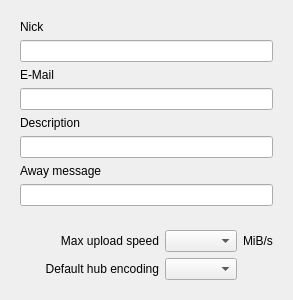
Old version of the form eiskaltdcpp/ui/UISettingsPersonal.ui in the repository eiskaltdcpp/eiskaltdcpp.
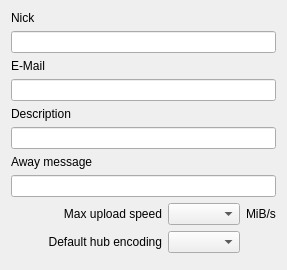
New version of the form.

```diff
--- a/eiskaltdcpp/ui/UISettingsPersonal.ui
+++ b/eiskaltdcpp/ui/UISettingsPersonal.ui
@@ -6,8 +6,8 @@
    <rect>
     <x>0</x>
     <y>0</y>
-    <width>293</width>
-    <height>292</height>
+    <width>287</width>
+    <height>270</height>
    </rect>
   </property>
   <property name="sizePolicy">
@@ -29,6 +29,9 @@
       <enum>QFrame::Raised</enum>
      </property>
      <layout class="QGridLayout" name="gridLayout_2">
+      <property name="margin">
+       <number>0</number>
+      </property>
       <item row="3" column="0" colspan="2">
        <widget class="QLineEdit" name="lineEdit_EMAIL"/>
       </item>
@@ -81,6 +84,9 @@
       <enum>QFrame::Raised</enum>
      </property>
      <layout class="QGridLayout" name="gridLayout">
+      <property name="margin">
+       <number>0</number>
+      </property>
       <item row="0" column="0">
        <widget class="QLabel" name="label_5">
         <property name="sizePolicy">
```
